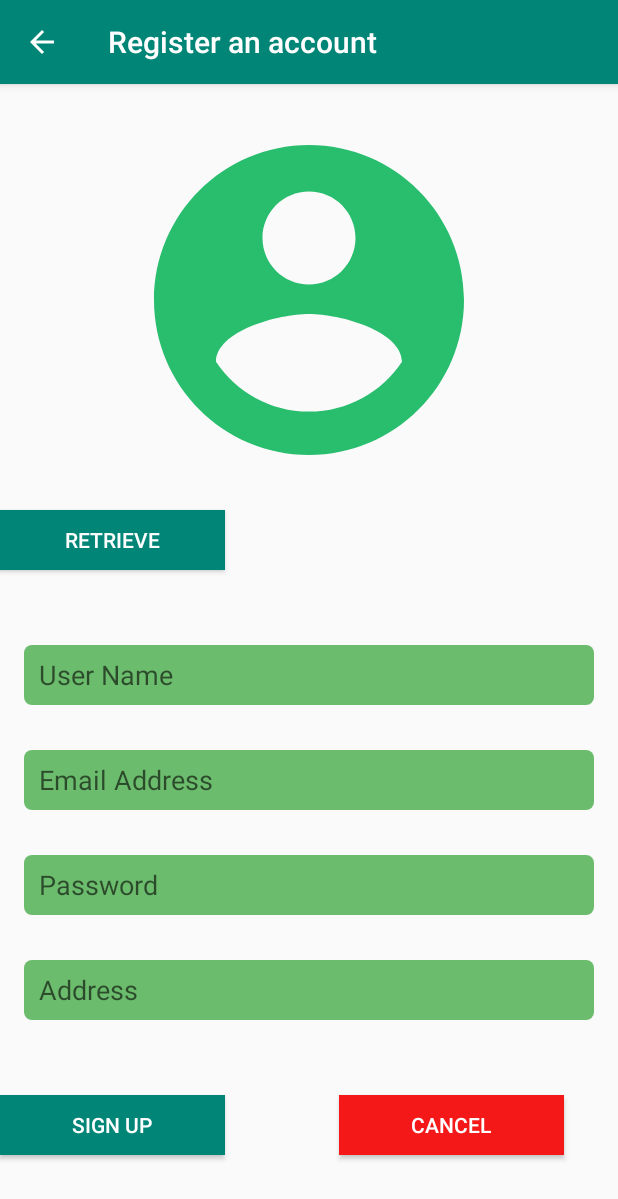
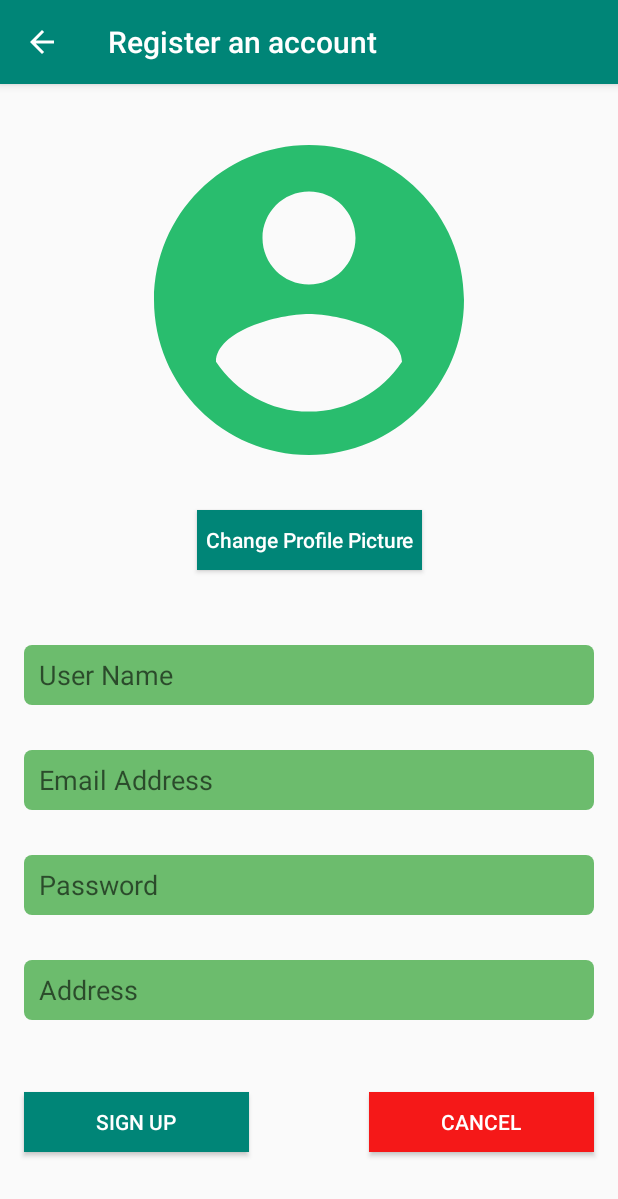
Before and after one commit to JarrodLow/JoinGreen, an Android app: the RegisterUser screen opened directly, with no data from a screen before it, on a phone screen of 412 x 824 dp. Shown: the top 1199 px of the screen. Run offline under Robolectric (Android 15) with nearby library versions, the phone set to English and light mode, and no system bars; our stand-ins replace Firebase (no records; nobody signed in at launch, a user with empty details on screens opened directly); Roboto replaces fonts that are not available here.

Commit message:
Improve UI

```diff
--- a/app/src/main/java/com/example/joingreen/ForgotPassword.kt
+++ b/app/src/main/java/com/example/joingreen/ForgotPassword.kt
@@ -24,7 +24,9 @@ class ForgotPassword : AppCompatActivity() {
     override fun onCreate(savedInstanceState: Bundle?) {
         super.onCreate(savedInstanceState)
         setContentView(R.layout.forgetpassword)
-
+        val actionbar = supportActionBar
+        //set actionbar title
+        actionbar!!.title = "Forgot Password"
 
         initialise()
     }
--- a/app/src/main/res/layout/fragment_logout.xml
+++ b/app/src/main/res/layout/fragment_logout.xml
@@ -14,7 +14,7 @@
         android:layout_marginRight="20dp"
         android:textStyle="bold"
         android:textSize="40dp"
-        android:hint="Are You Sure You Want To Log Out?"
+        android:hint="Are you sure you want to logout?"
         android:gravity="bottom"
         android:layout_marginBottom="150pt"
         android:textAlignment="center"
--- a/app/src/main/res/layout/signup.xml
+++ b/app/src/main/res/layout/signup.xml
@@ -104,12 +104,12 @@
         android:id="@+id/SignUp"
         android:layout_width="150dp"
         android:layout_height="40dp"
-        android:layout_marginTop="50dp"
+        android:layout_marginTop="48dp"
         android:background="@color/colorPrimary"
         android:text="Sign Up"
         android:textColor="#FFFFFF"
+        app:layout_constraintStart_toStartOf="@+id/address"
         app:layout_constraintTop_toBottomOf="@+id/address"
-        tools:layout_editor_absoluteX="16dp"
         tools:ignore="MissingConstraints" />
 
     <Button
@@ -117,10 +117,11 @@
         android:layout_width="150dp"
         android:layout_height="40dp"
         android:layout_marginLeft="76dp"
-        android:layout_marginTop="50dp"
+        android:layout_marginTop="48dp"
         android:background="#F51818"
         android:text="Cancel"
         android:textColor="#FFFFFF"
+        app:layout_constraintEnd_toEndOf="@+id/address"
         app:layout_constraintLeft_toRightOf="@+id/SignUp"
         app:layout_constraintTop_toBottomOf="@+id/address"
         tools:ignore="MissingConstraints" />
@@ -131,10 +132,12 @@
         android:layout_height="40dp"
         android:layout_marginTop="16dp"
         android:background="@color/colorPrimary"
-        android:text="Retrieve"
+        android:text="Change Profile Picture"
+        android:textAllCaps="false"
         android:textColor="#FFFFFF"
+        app:layout_constraintEnd_toEndOf="parent"
+        app:layout_constraintStart_toStartOf="parent"
         app:layout_constraintTop_toBottomOf="@+id/profileAddPic"
-        tools:ignore="MissingConstraints"
-        tools:layout_editor_absoluteX="131dp" />
+        tools:ignore="MissingConstraints" />
 
 </androidx.constraintlayout.widget.ConstraintLayout>
--- a/app/src/main/res/navigation/mobile_navigation.xml
+++ b/app/src/main/res/navigation/mobile_navigation.xml
@@ -12,11 +12,10 @@
         tools:layout="@layout/fragment_home" />
 
 
-
     <fragment
         android:id="@+id/nav_reward"
         android:name="com.example.joingreen.ui.event.RewardFragment"
-        android:label="RewardFragment" />
+        android:label="Reward" />
     <fragment
         android:id="@+id/nav_event"
         android:name="com.example.joingreen.ui.event.EventFragment"
```
Also changed, not shown: app/src/main/res/layout/fragment_home.xml (+3 -4 lines).
